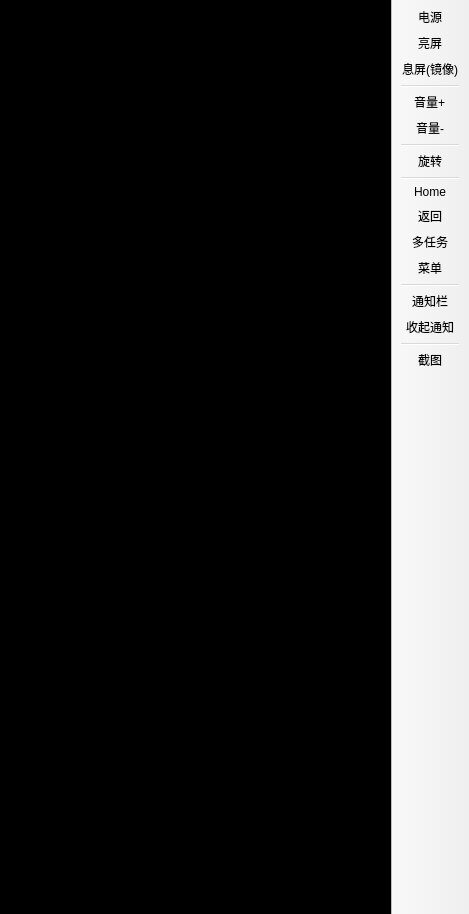
First picture: the form in devicewindow.ui, repository 5Mr-Liu/scrcpyDesktop, before the edit.
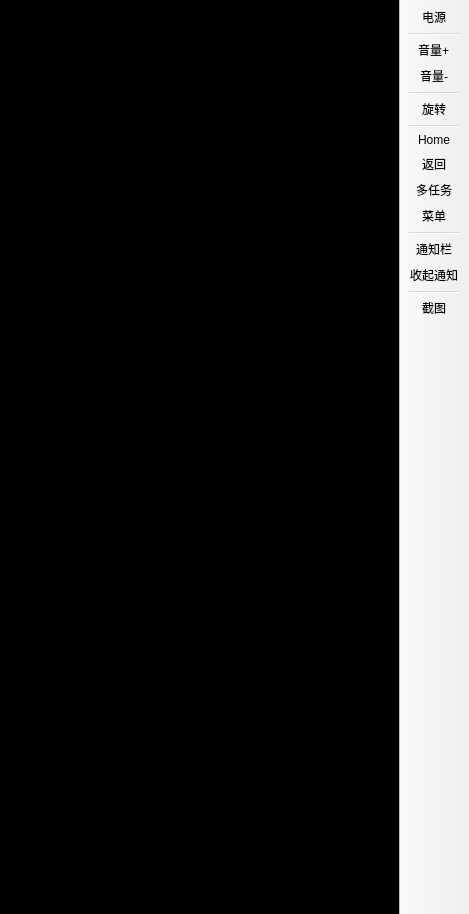
Second picture: the form after the edit. Icons and pictures are not drawn.

Patch:
```diff
--- a/devicewindow.ui
+++ b/devicewindow.ui
@@ -74,8 +74,6 @@
     <bool>false</bool>
    </attribute>
    <addaction name="action_power"/>
-   <addaction name="action_screenOn"/>
-   <addaction name="action_screenOff"/>
    <addaction name="separator"/>
    <addaction name="action_volumeUp"/>
    <addaction name="action_volumeDown"/>
@@ -157,22 +155,6 @@
     <string>电源键</string>
    </property>
   </action>
-  <action name="action_screenOn">
-   <property name="icon">
-    <iconset theme="display-brightness-full"/>
-   </property>
-   <property name="text">
-    <string>亮屏</string>
-   </property>
-  </action>
-  <action name="action_screenOff">
-   <property name="icon">
-    <iconset theme="display-brightness-off"/>
-   </property>
-   <property name="text">
-    <string>息屏(镜像)</string>
-   </property>
-  </action>
   <action name="action_rotateDevice">
    <property name="icon">
     <iconset theme="object-rotate-right"/>
```
